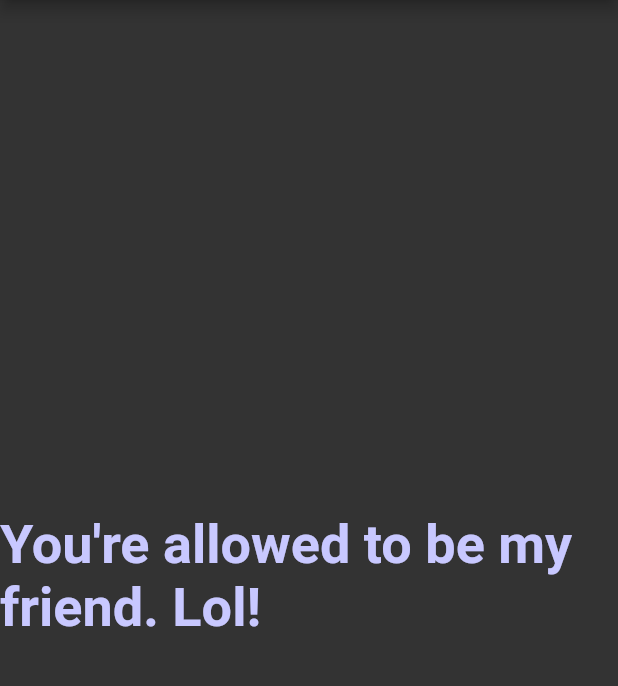
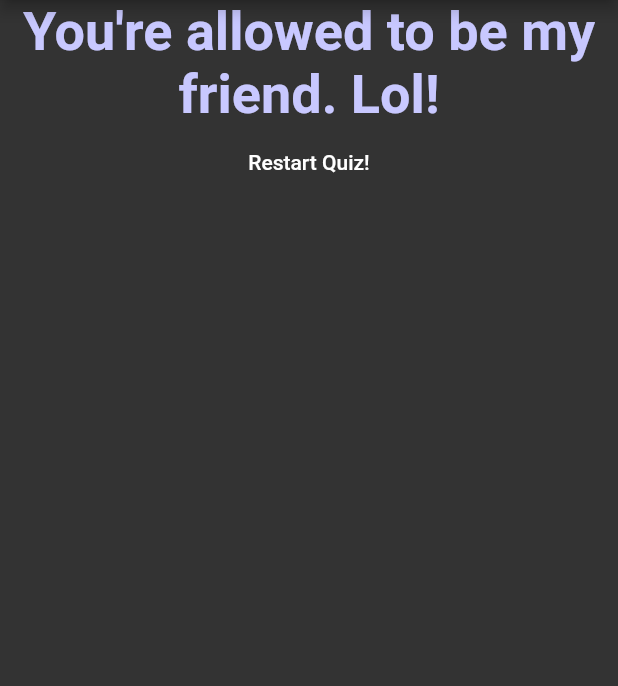
Before and after one commit to EmperorYP7/Playground, a Flutter app: the screen it shows after launch, after a tap on "Black", after a tap on "Platepus", after a tap on "Led Zapplein", on a phone screen of 412 x 824 dp, the part 84-770 px from its top. Run offline on Flutter 3.47's test engine with Material 2 defaults, Android fonts, the phone set to English and light mode, and no system bars.

Commit message:
Final commit

```diff
--- a/lib/main.dart
+++ b/lib/main.dart
@@ -20,6 +20,14 @@ class MyApp extends StatefulWidget {
 class _MyAppState extends State<MyApp> {
   int _questionIndex = 0;
   int _totalScore = 0;
+  void _resetQuestion()
+  {
+    setState(() {
+      _questionIndex = 0;
+      _totalScore = 0;
+    });
+  }
+
   final _questions = const [
       {
         'questionText': "What's your favourite color?",
@@ -71,7 +79,7 @@ class _MyAppState extends State<MyApp> {
           questionIndex: _questionIndex,
           answerQuestion: _answerQuestion
         )
-        : Result(_totalScore),
+        : Result(_totalScore, _resetQuestion),
       ),
     );
   }
--- a/lib/result.dart
+++ b/lib/result.dart
@@ -3,8 +3,9 @@ import 'package:flutter/material.dart';
 
 class Result extends StatelessWidget {
   final resultScore;
+  final Function reset;
 
-  Result(this.resultScore);
+  Result(this.resultScore, this.reset);
 
   String get resultPhrase {
     var resultText = 'You did it!';
@@ -24,8 +25,15 @@ class Result extends StatelessWidget {
   @override
   Widget build(BuildContext context) {
     return Center (
-          child: Text(resultPhrase,
-          style: TextStyle(fontSize: 36, fontWeight: FontWeight.bold, color: Color.fromRGBO(200, 200, 255, 1))),
-        );
+          child: Column(
+            children: <Widget> [
+              Text(resultPhrase,
+              style: TextStyle(fontSize: 36, fontWeight: FontWeight.bold, color: Color.fromRGBO(200, 200, 255, 1)),
+              textAlign: TextAlign.center,
+              ),
+              FlatButton(child: Text('Restart Quiz!', style: TextStyle(color: Color.fromRGBO(255, 255, 255, 1))), onPressed: reset,),
+            ]
+    )
+    );
   }
 }
```
